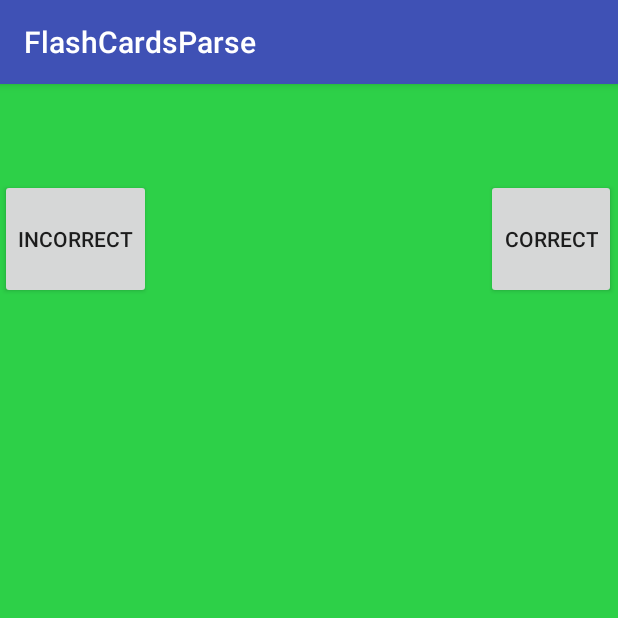
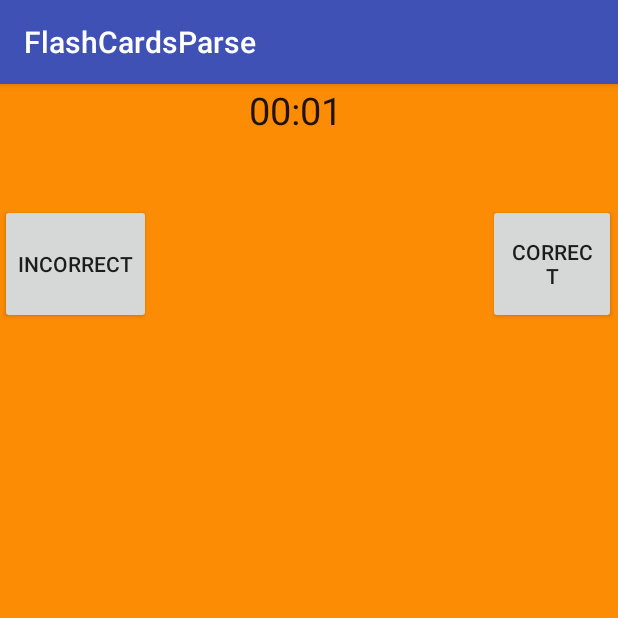
Before and after one commit to arturoaram/FlashCardsParse, an Android app: the StudyCardsActivity screen opened directly, with no data from a screen before it, on a phone screen of 412 x 824 dp, the top half of it. Run offline under Robolectric (Android 15) with nearby library versions, the phone set to English and light mode, and no system bars; 3 statements that could not run were skipped.

Commit message:
pusing files- search function and counters and arturo changes

```diff
--- a/app/src/main/java/com/example/arturo/flashcardsparse/StudyCardsActivity.java
+++ b/app/src/main/java/com/example/arturo/flashcardsparse/StudyCardsActivity.java
@@ -2,9 +2,18 @@ package com.example.arturo.flashcardsparse;
 
 import android.app.Fragment;
 import android.app.FragmentManager;
+import android.content.Context;
+import android.content.res.Configuration;
 import android.os.Bundle;
 import android.support.v4.view.ViewPager;
 import android.support.v7.app.AppCompatActivity;
+import android.view.Display;
+import android.view.Surface;
+import android.view.View;
+import android.view.WindowManager;
+import android.widget.Button;
+import android.widget.Chronometer;
+import android.widget.Toast;
 
 import com.parse.ParseObject;
 
@@ -19,23 +28,46 @@ public class StudyCardsActivity extends AppCompatActivity {
     List<FlashCard> FCList;
     ArrayList<FlashCardsSet> arFlashCardsSet;
     int index;
+    int increaseNum=0;
+    Button correct,incorrect;
+    Chronometer chronometer;
     @Override
     protected void onCreate(Bundle savedInstanceState) {
         super.onCreate(savedInstanceState);
         setContentView(R.layout.cardviewpager);
+
+        ButtonAction testListener=new ButtonAction();
+    ButtonAction2   testListener2=new ButtonAction2();
+        correct=(Button)findViewById(R.id.correctbtn);
+        correct.setOnClickListener(testListener);
+        correct.setOnFocusChangeListener(testListener);
+
+        incorrect=(Button)findViewById(R.id.incorrectbtn);
+        incorrect.setOnClickListener(testListener2);
+        chronometer=(Chronometer)findViewById(R.id.chronometer);
+        chronometer.start();
+        chronometer.setOnChronometerTickListener(new Chronometer.OnChronometerTickListener() {
+           @Override
+           public void onChronometerTick(Chronometer chronometer) {
+               String ct=chronometer.getText().toString();
+
+               if(ct.equals("05:00")){
+                   chronometer.stop();
+                   Toast toast = Toast.makeText(getApplicationContext(),
+                           "The timer has stopped! Did you get many correct?", Toast.LENGTH_LONG);
+                   toast.show();
+               }
+           }
+       });
+
+
+
+
         Bundle bundle = getIntent().getExtras();
         FCList = (List<FlashCard>)bundle.getSerializable("list");
         index = bundle.getInt("index");
 
-      //  final ParseObject fcSetParse = fcSets.get(i);
-        //  FlashCardsSet fcSet = arFlashCardsSet.get(i);
 
-//        ParseQuery<ParseObject> query = ParseQuery.getQuery("FlashCard");
-//        query.whereEqualTo("Parent", fcSetParse);
-//        query.findInBackground(new FindCallback<ParseObject>() {
-//            public void done(List<ParseObject> FlashCardsList, ParseException e) {
-//                if (e == null) {
-//                    Log.d("MY FLASHCARDSSSSSSSS", "Retrieved " + FlashCardsList.size() + " scores");
         FCardAdapter adapter = new FCardAdapter(getFragmentManager());
         ViewPager viewPager = (ViewPager) findViewById(R.id.view_pager);
         viewPager.setAdapter(adapter);
@@ -44,11 +76,14 @@ public class StudyCardsActivity extends AppCompatActivity {
     }
 
 
- public   class FCardAdapter extends android.support.v13.app.FragmentPagerAdapter{
+
+
+    public   class FCardAdapter extends android.support.v13.app.FragmentPagerAdapter{
 
 
         public FCardAdapter(FragmentManager fm){
             super(fm);
+
         }
         public Fragment getItem(int i){
             return new FCardContainerFragment(FCList,i,index);
@@ -60,6 +95,58 @@ public class StudyCardsActivity extends AppCompatActivity {
     }
 
 
+
+
+
+
+
+    public class ButtonAction2 implements Button.OnClickListener,Button.OnFocusChangeListener{
+
+
+        @Override
+        public void onClick(View v) {
+            increaseNum++;
+            incorrect.setText(""+Integer.toString(increaseNum));
+        }
+
+        @Override
+        public void onFocusChange(View v, boolean hasFocus) {
+
+            if(hasFocus==true){
+
+
+                incorrect.setText("Tap me!");
+            }else{
+
+                incorrect.setText("Out of focus!");
+            }
+        }
+    }
+
+
+
+    public class ButtonAction implements Button.OnClickListener,Button.OnFocusChangeListener{
+
+
+        @Override
+        public void onClick(View v) {
+            increaseNum++;
+            correct.setText(""+Integer.toString(increaseNum));
+        }
+
+        @Override
+        public void onFocusChange(View v, boolean hasFocus) {
+
+            if(hasFocus==true){
+
+
+                correct.setText("Tap me!");
+            }else{
+
+                correct.setText("Out of focus!");
+            }
+        }
+    }
 //    private List<FlashCard> createList(int size, List<ParseObject> fcList){
 //        List<FlashCard> result=new ArrayList<FlashCard>();
 //        size = size-1;
--- a/app/src/main/java/com/example/arturo/flashcardsparse/UserMenu.java
+++ b/app/src/main/java/com/example/arturo/flashcardsparse/UserMenu.java
@@ -81,7 +81,7 @@ public class UserMenu extends AppCompatActivity {
         return super.onOptionsItemSelected(menuItem);
     }
 
-    public void searchPublicFC() {
+    public void searchPublicFC(View view) {
 
         Intent i = new Intent(this, SearchPublicFlashcards.class);
         startActivity(i);
--- a/app/src/main/res/layout/cardviewpager.xml
+++ b/app/src/main/res/layout/cardviewpager.xml
@@ -1,6 +1,6 @@
 <?xml version="1.0" encoding="utf-8"?>
 <RelativeLayout xmlns:android="http://schemas.android.com/apk/res/android"
-    android:layout_width="match_parent" android:layout_height="match_parent">
+    android:layout_width="match_parent" android:configChanges="orientation" android:layout_height="match_parent">
 
 
 
@@ -9,30 +9,40 @@
         android:layout_width="match_parent"
         android:layout_height="match_parent"
 
-        android:background="#2dd048"
+        android:background="#fc8c04"
         android:layout_alignParentStart="true"
         android:layout_alignParentEnd="true"
         android:layout_alignParentBottom="true" />
 
     <Button
         style="?android:attr/buttonStyleSmall"
-        android:layout_width="wrap_content"
+        android:layout_width="85dp"
         android:layout_height="80dp"
-        android:text="Correct"
         android:id="@+id/correctbtn"
-        android:layout_marginTop="63dp"
         android:layout_marginRight="01dp"
-        android:layout_alignParentTop="true"
-        android:layout_alignParentEnd="true" />
+
+        android:layout_below="@+id/chronometer"
+        android:layout_alignParentEnd="true"
+        android:text="Correct" />
 
     <Button
         style="?android:attr/buttonStyleSmall"
         android:layout_width="wrap_content"
         android:layout_height="80dp"
-        android:text="Incorrect"
+        android:text="@string/Incorrect"
         android:id="@+id/incorrectbtn"
         android:layout_marginLeft="0dp"
         android:layout_alignTop="@+id/correctbtn"
         android:layout_alignParentStart="true" />
 
+    <Chronometer
+        android:layout_width="80dp"
+        android:layout_height="80dp"
+        android:id="@+id/chronometer"
+        android:layout_alignParentTop="true"
+        android:layout_centerHorizontal="true"
+        android:textSize="25sp" />
+
+
+
 </RelativeLayout>
--- a/app/src/main/res/layout/display.xml
+++ b/app/src/main/res/layout/display.xml
@@ -12,7 +12,7 @@
         android:paddingRight="@dimen/activity_horizontal_margin"
         android:paddingTop="@dimen/activity_vertical_margin"
         android:paddingBottom="@dimen/activity_vertical_margin"
-        android:background="#f78a8a" />
+        android:background="#f4890f" />
 
 
 
--- a/app/src/main/res/menu/menu_main.xml
+++ b/app/src/main/res/menu/menu_main.xml
@@ -17,4 +17,6 @@
         android:title="Flip"
         android:orderInCategory="100"
         app:showAsAction="ifRoom"/>
+
+
 </menu>
--- a/app/src/main/res/values/strings.xml
+++ b/app/src/main/res/values/strings.xml
@@ -13,7 +13,10 @@
     <string name="Enter_your_Username_and_Password">Enter your username and password:</string>
     <string name="Cancel">Cancel</string>
     <string name="Done">Done</string>
+    <string name="some_text">Display and Filter your cards</string>
     <string name="Add">Add</string>
+    <string name="Correct">Correct</string>
+    <string name="Incorrect">Incorrect</string>
     <string name="Matching_Game">Matching Game</string>
     <string name="Start_Studying">Start Studying</string>
     <string name="Create_Flashcards">Create Flashcards</string>
```
Also changed, not shown: app/src/main/java/com/example/arturo/flashcardsparse/CreateFlashcards.java (+137 -17 lines), app/src/main/java/com/example/arturo/flashcardsparse/LoginandRegisterTab.java (+5 -8 lines), app/src/main/java/com/example/arturo/flashcardsparse/SearchPublicFlashcards.java (+119 -16 lines), app/src/main/res/layout/login_and_registertab.xml (+10 -14 lines), app/src/main/res/layout/search_public_flashcards.xml (+22 -7 lines).
